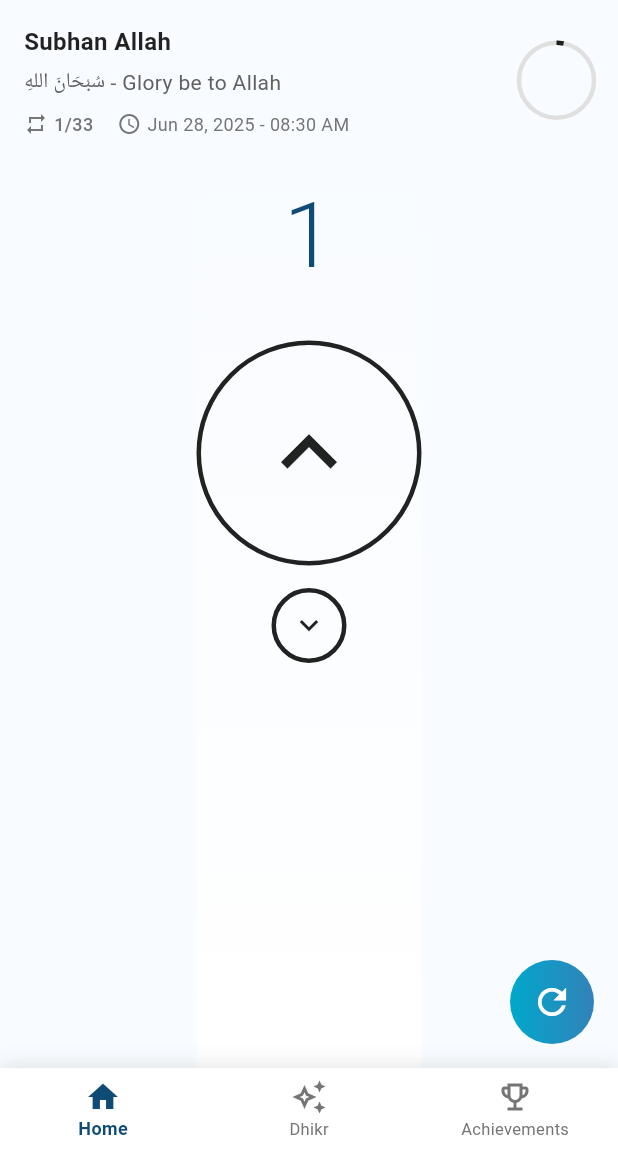
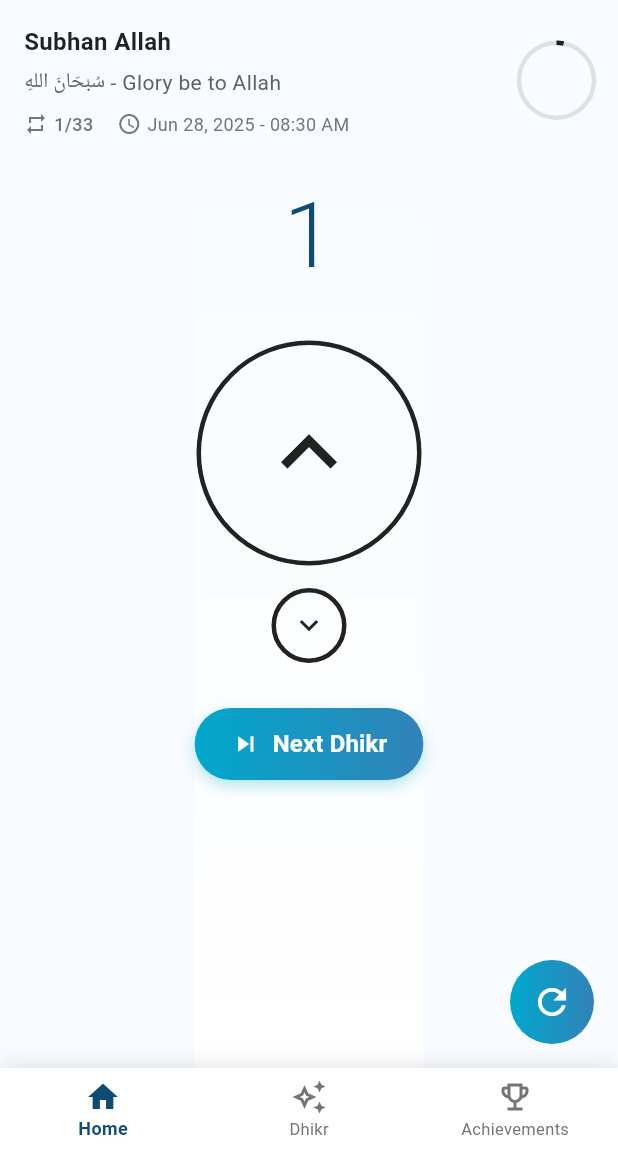
Before and after one commit to anjumArnab/Tasbih, a Flutter app: the screen it shows after launch, after a tap on the "keyboard arrow up" icon, on a phone screen of 412 x 824 dp, the part 84-1236 px from its top. Run offline on Flutter 3.47's test engine with Material 3 defaults, Android fonts, the phone set to English and light mode, and no system bars; our stand-ins replace hive, hive_flutter; accounts and stored records are empty; Roboto replaces fonts that are missing (Poppins).

Commit message:
move to next dhikr by button

```diff
--- a/lib/screens/homepage.dart
+++ b/lib/screens/homepage.dart
@@ -156,10 +156,14 @@ class _HomepageState extends State<Homepage> with TickerProviderStateMixin {
             _counter = updatedDhikr.currentCount ?? 0;
           });
 
+          // Removed automatic switching - now only manual via button
           if ((updatedDhikr.currentCount ?? 0) >= updatedDhikr.times) {
-            Future.delayed(const Duration(milliseconds: 500), () {
-              _loadNextIncompleteDhikr();
-            });
+            if (mounted) {
+              AppSnackbar.showSuccess(
+                context,
+                '${updatedDhikr.dhikrTitle} completed! Tap "Next Dhikr" to continue.',
+              );
+            }
           }
         }
       } catch (e) {
@@ -315,6 +319,56 @@ class _HomepageState extends State<Homepage> with TickerProviderStateMixin {
                             size: 50,
                             iconSize: 25,
                           ),
+                          const SizedBox(height: 30),
+                          // Next Dhikr Button
+                          Container(
+                            decoration: BoxDecoration(
+                              gradient: const LinearGradient(
+                                colors: [accentColor, secondaryColor],
+                              ),
+                              borderRadius: BorderRadius.circular(25),
+                              boxShadow: [
+                                BoxShadow(
+                                  color: accentColor.withOpacity(0.3),
+                                  blurRadius: 8,
+                                  offset: const Offset(0, 4),
+                                ),
+                              ],
+                            ),
+                            child: ElevatedButton(
+                              onPressed: _loadNextIncompleteDhikr,
+                              style: ElevatedButton.styleFrom(
+                                backgroundColor: Colors.transparent,
+                                elevation: 0,
+                                padding: const EdgeInsets.symmetric(
+                                  horizontal: 24,
+                                  vertical: 12,
+                                ),
+                                shape: RoundedRectangleBorder(
+                                  borderRadius: BorderRadius.circular(25),
+                                ),
+                              ),
+                              child: Row(
+                                mainAxisSize: MainAxisSize.min,
+                                children: const [
+                                  Icon(
+                                    Icons.skip_next,
+                                    color: Colors.white,
+                                    size: 20,
+                                  ),
+                                  SizedBox(width: 8),
+                                  Text(
+                                    'Next Dhikr',
+                                    style: TextStyle(
+                                      color: Colors.white,
+                                      fontWeight: FontWeight.w600,
+                                      fontSize: 16,
+                                    ),
+                                  ),
+                                ],
+                              ),
+                            ),
+                          ),
                         ],
                       ),
                     ],
```
